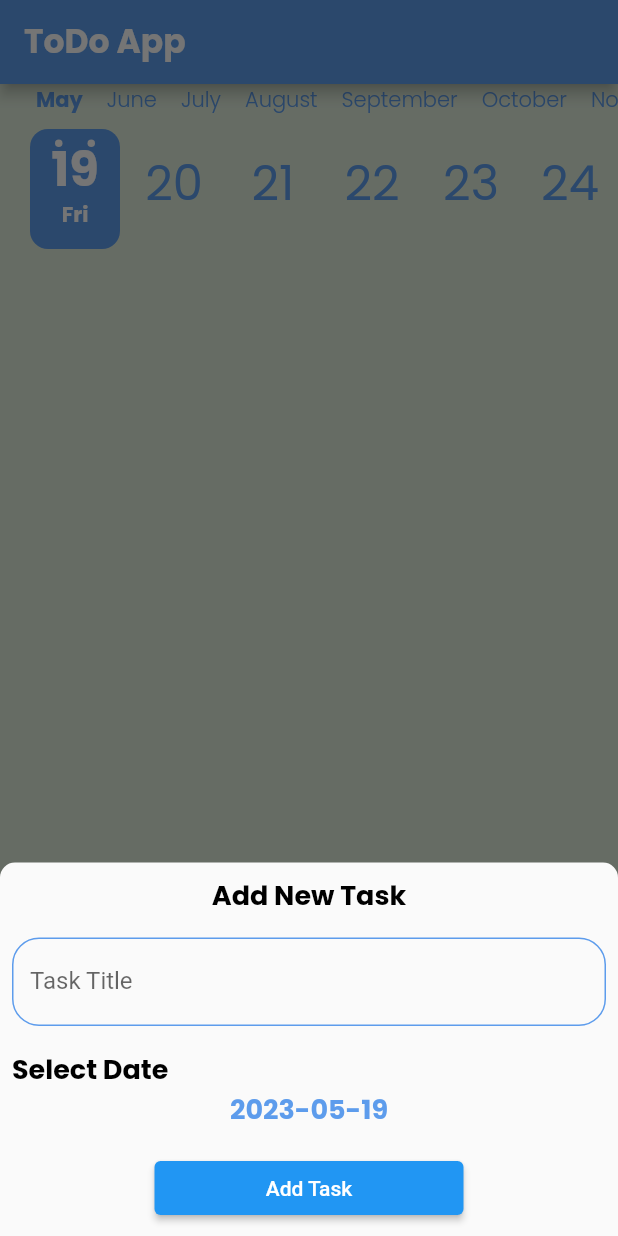
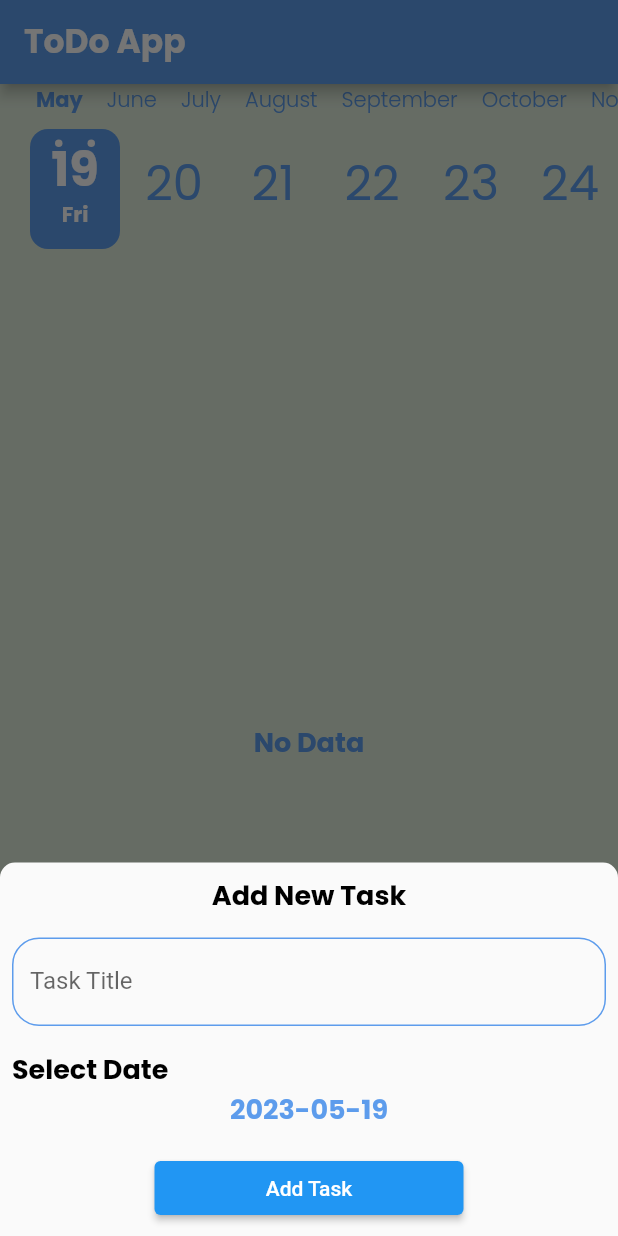
Before and after one commit to mohannadahmed00/Todo-App, a Flutter app: the screen it shows after launch, after a tap on the "add" icon, on a phone screen of 412 x 824 dp. Run offline on Flutter 3.47's test engine with Material 2 defaults, Android fonts, the phone set to English and light mode, and no system bars; drawn by our look-alikes of calendar_timeline; our stand-ins replace cloud_firestore, firebase_core, flutter_slidable, google_fonts; accounts and stored records are empty; generated files the repository leaves out were written again.

Commit message:
read tasks by date from firestore has been handled

```diff
--- a/lib/providers/task_provider.dart
+++ b/lib/providers/task_provider.dart
@@ -1,3 +1,4 @@
+import 'package:cloud_firestore/cloud_firestore.dart';
 import 'package:flutter/material.dart';
 import '../models/task_model.dart';
 import '../shared/network/remote/firebase_functions.dart';
@@ -30,6 +31,15 @@ class TaskProvider extends ChangeNotifier {
     FirebaseFunctions.addTask(task);
   }
 
+  Future<QuerySnapshot<TaskModel>> getTasksSnapShot(){
+    return FirebaseFunctions.getTasks(selectedDate.toString().substring(0, 10));
+  }
+
+  void getTasks(AsyncSnapshot<QuerySnapshot<TaskModel>> snapshot){
+    tasks = snapshot.data?.docs.map((e) => e.data()).toList()??[];
+    notifyListeners();
+  }
+
   void removeTask(TaskModel task) {
     if(tasks.isNotEmpty){
       tasks.remove(task);
@@ -39,10 +49,10 @@ class TaskProvider extends ChangeNotifier {
   }
 
   void doneTask(TaskModel task) {
-    if(tasks.isNotEmpty){
+    /*if(tasks.isNotEmpty){
       tasks[tasks.indexOf(task)].status = true;
       notifyListeners();
-    }
+    }*/
   }
 
 
--- a/lib/screens/tasks_screen.dart
+++ b/lib/screens/tasks_screen.dart
@@ -31,14 +31,29 @@ class TasksScreen extends StatelessWidget {
           },
           locale: 'en',
         ),
-        Expanded(
-          child: ListView.builder(
-            itemBuilder: (context, index) {
-              return TaskItem(provider.targetTasks[index]);
-            },
-            itemCount: provider.targetTasks.length,
-          ),
-        )
+        FutureBuilder(
+          future: provider.getTasksSnapShot(),
+          builder: (context, snapshot) {
+            if(snapshot.connectionState == ConnectionState.waiting){
+              return const Expanded(child: Center(child: CircularProgressIndicator()));
+            }
+            if(snapshot.hasError){
+              return Expanded(child: Center(child: Text("Something went wrong",style: Theme.of(context).textTheme.bodyMedium,)));
+            }
+            //List<TaskModel> tasks = snapshot.data?.docs.map((e) => e.data()).toList()??[];
+            provider.getTasks(snapshot);
+            if(provider.tasks.isEmpty){
+              return Expanded(child: Center(child: Text("No Data",style: Theme.of(context).textTheme.bodyMedium,)));
+            }
+          return Expanded(
+            child: ListView.builder(
+              itemBuilder: (context, index) {
+                return TaskItem(provider.tasks[index]);
+              },
+              itemCount: provider.tasks.length,
+            ),
+          );
+        },)
       ],
     );
   }
--- a/lib/shared/network/remote/firebase_functions.dart
+++ b/lib/shared/network/remote/firebase_functions.dart
@@ -18,4 +18,9 @@ class FirebaseFunctions {
     task.id = docRef.id;
     return docRef.set(task);
   }
+
+  static Future<QuerySnapshot<TaskModel>> getTasks(String date){
+    return getTaskCollection().where("date",isEqualTo: date).get();
+  }
+
 }
```
Also changed, not shown: lib/screens/widgets/task_item.dart (+9 -10 lines).
